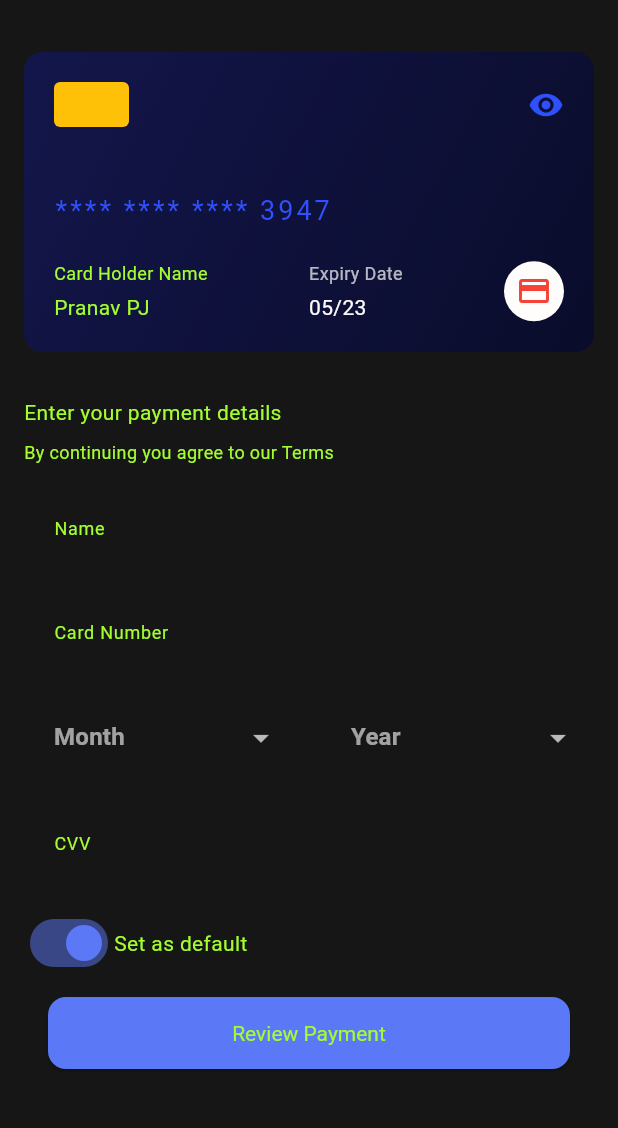
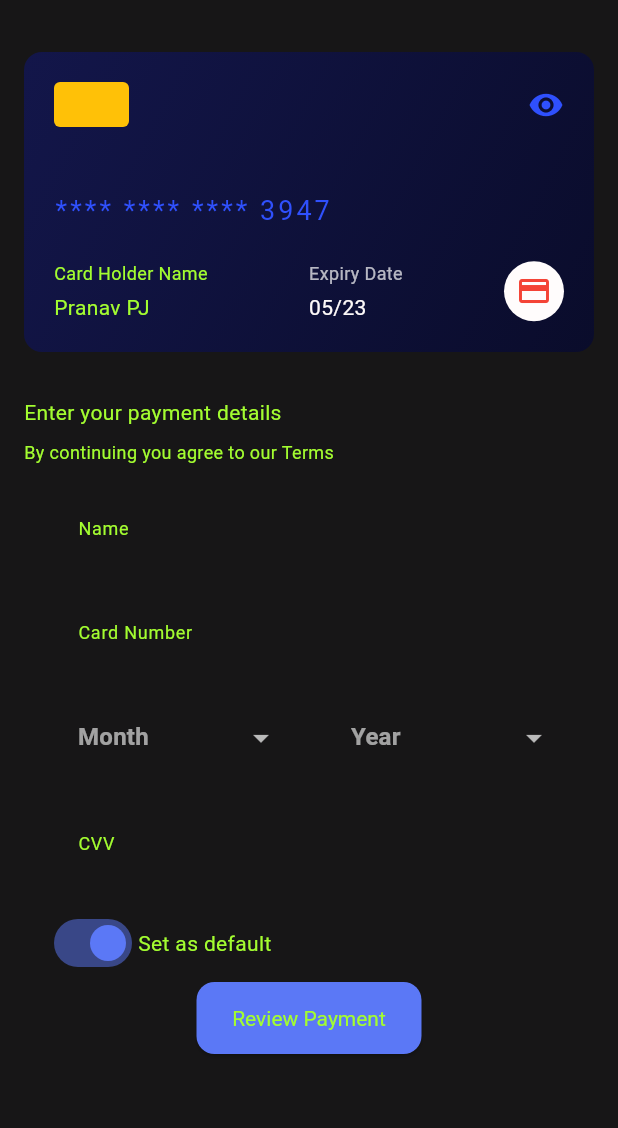
Before and after one commit to AADHIX/paymentidforApp, a Flutter app: the AddCardScreen screen opened directly, on a phone screen of 412 x 824 dp, the part 56-1184 px from its top. Run offline on Flutter 3.47's test engine with Material 3 defaults, Android fonts, the phone set to English and light mode, and no system bars.

Commit message:
changed main.dart

```diff
--- a/lib/main.dart
+++ b/lib/main.dart
@@ -323,14 +323,14 @@ class _AddCardScreenState extends State<AddCardScreen> {
 }
 
 // 6. CardForm - Form to enter card details
-class CardForm extends StatefulWidget {  // Changed to StatefulWidget
+class CardForm extends StatefulWidget {
   final VoidCallback onSubmit;
-  final Function(String) onNameChanged;  // Added callback for name
+  final Function(String) onNameChanged;
 
   const CardForm({
     Key? key,
     required this.onSubmit,
-    required this.onNameChanged,  // New required parameter
+    required this.onNameChanged,
   }) : super(key: key);
 
   @override
@@ -338,13 +338,11 @@ class CardForm extends StatefulWidget {  // Changed to StatefulWidget
 }
 
 class _CardFormState extends State<CardForm> {
-  // Add controllers for form fields
   final TextEditingController _nameController = TextEditingController();
 
   @override
   void initState() {
     super.initState();
-    // Add listener to the name controller
     _nameController.addListener(() {
       widget.onNameChanged(_nameController.text);
     });
@@ -352,14 +350,15 @@ class _CardFormState extends State<CardForm> {
 
   @override
   void dispose() {
-    // Clean up controller when widget is disposed
     _nameController.dispose();
     super.dispose();
   }
 
   @override
   Widget build(BuildContext context) {
-    return Stack(
+    return Padding(
+      padding: const EdgeInsets.symmetric(horizontal: 16.0),
+      child: Stack(
         children: [
           // Main form content
           SingleChildScrollView(
@@ -367,7 +366,7 @@ class _CardFormState extends State<CardForm> {
               crossAxisAlignment: CrossAxisAlignment.start,
               children: [
                 TextFormField(
-                controller: _nameController,  // Use the controller
+                  controller: _nameController,
                   decoration: const InputDecoration(
                     hintText: 'Name ',
                   ),
@@ -433,30 +432,32 @@ class _CardFormState extends State<CardForm> {
                     const Text('Set as default', style: AppTheme.bodyStyle),
                   ],
                 ),
-              // Add extra space at the bottom to prevent the form elements from being hidden behind the button
-              const SizedBox(height: 80),
+                // Add more space between "Set as default" and the button
+                const SizedBox(height: 50),
               ],
             ),
           ),
 
-        // Positioned button at the bottom center
+          // Button positioned at the bottom center
           Positioned(
-          bottom: 20,
             left: 0,
             right: 0,
-          child: Padding(
-            padding: const EdgeInsets.symmetric(horizontal: 16.0),
+            bottom: 0,
+            child: Center(
               child: ElevatedButton(
                 onPressed: widget.onSubmit,
+                style: ElevatedButton.styleFrom(
+                  minimumSize: const Size(150, 48),
+                ),
                 child: const Text('Review Payment'),
               ),
             ),
           ),
         ],
+      ),
     );
   }
 }
-
 // Extra class for card preview (shown in the AddCardScreen)
 class CardPreview extends StatelessWidget {
   const CardPreview({Key? key}) : super(key: key);
```
Lines whose indentation alone changed are shown as unchanged.
